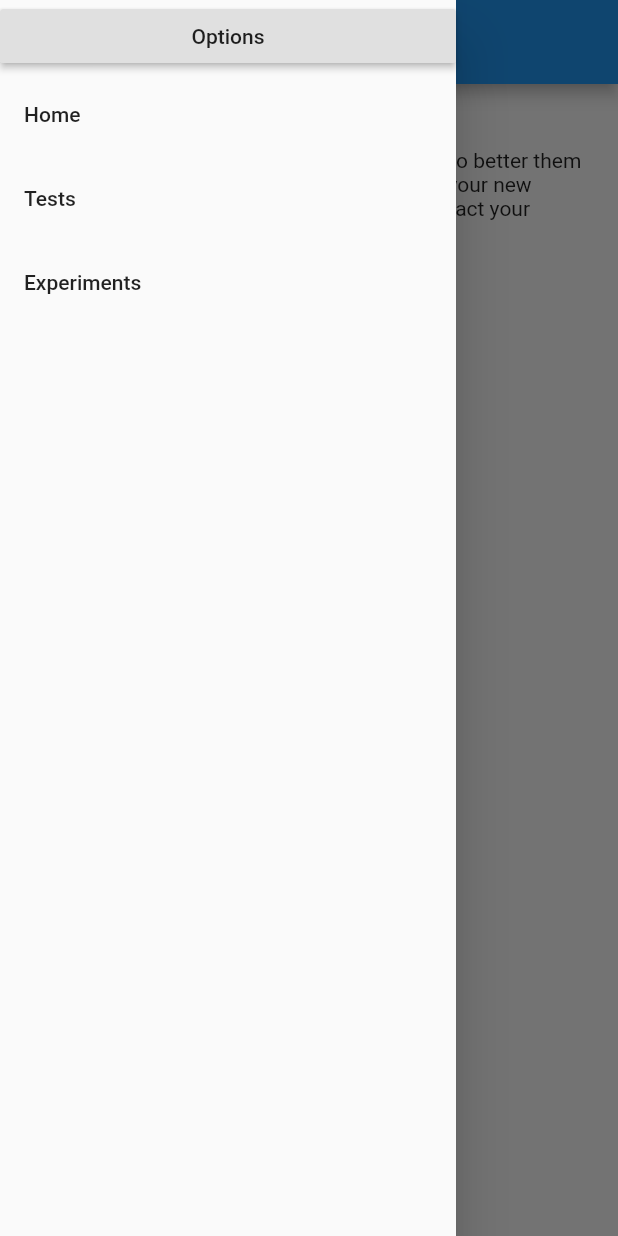
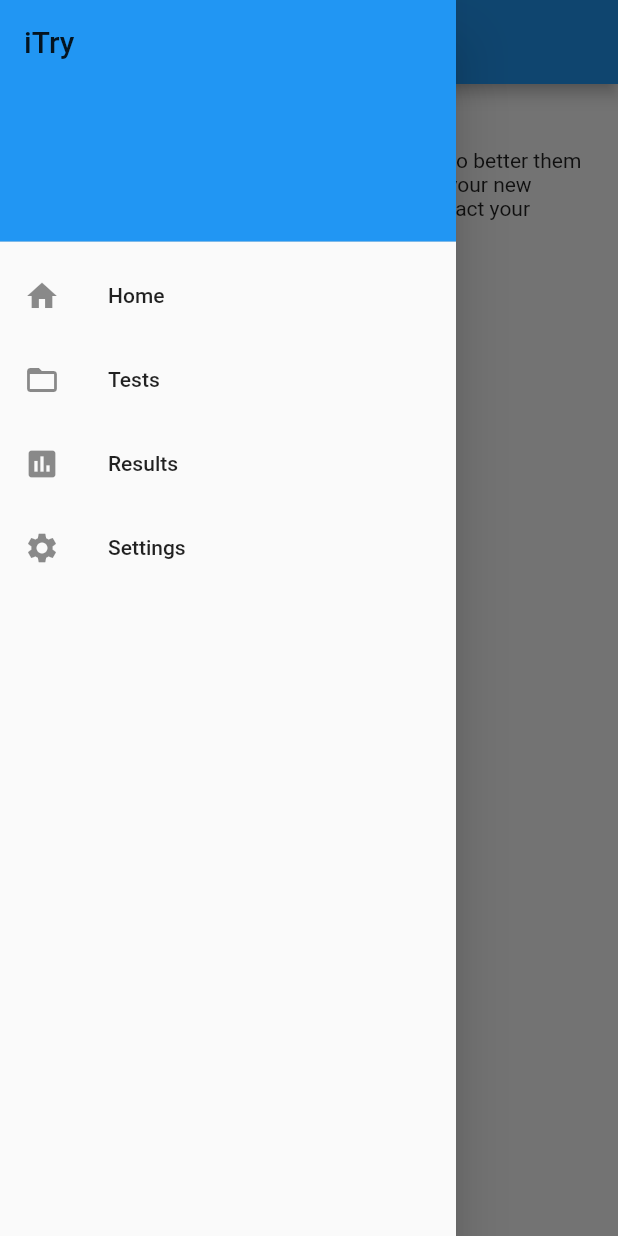
Before and after one commit to CyberzSentry/iTry, a Flutter app: the screen it shows after launch, with the side drawer open, on a phone screen of 412 x 824 dp. Run offline on Flutter 3.47's test engine with Material 2 defaults, Android fonts, the phone set to English and light mode, and no system bars; our stand-ins replace sqflite; accounts and stored records are empty.

Commit message:
Created sample test

```diff
--- /dev/null
+++ b/lib/fragments/drawer_fragment.dart
@@ -0,0 +1,55 @@
+import 'package:flutter/material.dart';
+import 'package:itry/pages/home_page.dart';
+import 'package:itry/pages/results_page.dart';
+import 'package:itry/pages/settings_page.dart';
+import 'package:itry/pages/tests_page.dart';
+
+class DrawerItem {
+  String title;
+  IconData icon;
+  String path;
+  DrawerItem(this.title, this.icon, this.path);
+}
+
+class DrawerFragment extends StatelessWidget {
+  final drawerItems = [
+    new DrawerItem(HomePage.title, HomePage.icon, HomePage.routeName),
+    new DrawerItem(TestsPage.title, TestsPage.icon, TestsPage.routeName),
+    new DrawerItem(ResultsPage.title, ResultsPage.icon, ResultsPage.routeName),
+    new DrawerItem(
+        SettingsPage.title, SettingsPage.icon, SettingsPage.routeName)
+  ];
+
+  @override
+  Widget build(BuildContext context) {
+    var drawerOptions = <Widget>[];
+
+    drawerOptions.add(
+      DrawerHeader(
+        decoration: BoxDecoration(
+          color: Colors.blue,
+        ),
+        child: Text(
+          "iTry",
+          style: TextStyle(fontSize: 20),
+        ),
+      ),
+    );
+
+    for (var i = 0; i < this.drawerItems.length; i++) {
+      var d = this.drawerItems[i];
+      drawerOptions.add(new ListTile(
+        leading: Icon(d.icon),
+        title: Text(d.title),
+        onTap: () => Navigator.pushReplacementNamed(context, d.path),
+      ));
+    }
+
+    return Drawer(
+      child: ListView(
+        padding: EdgeInsets.zero,
+        children: drawerOptions,
+      ),
+    );
+  }
+}
--- a/lib/main.dart
+++ b/lib/main.dart
@@ -1,5 +1,5 @@
 import 'package:flutter/material.dart';
-import 'package:itry/route_generator.dart';
+import 'package:itry/routing/routes.dart';
 
 void main() => runApp(MyApp());
 
@@ -12,7 +12,7 @@ class MyApp extends StatelessWidget {
         primarySwatch: Colors.blue,
       ),
       initialRoute: '/',
-      onGenerateRoute: RouteGenerator.generateRoute,
+      routes: routes,
     );
   }
 }
--- a/lib/options.dart
+++ /dev/null
@@ -1,19 +0,0 @@
-import 'package:flutter/material.dart';
-import 'package:itry/wrappers/menu_wrapper.dart';
-
-class Options extends StatefulWidget {
-  @override
-  _OptionsState createState() => _OptionsState();
-}
-
-class _OptionsState extends State<Options> {
-  @override
-  Widget build(BuildContext context) {
-    return MenuWrapper(
-      title: 'Options',
-      child: Center(
-        child: Text('Options'),
-      ),
-    );
-  }
-}
--- a/lib/home.dart
+++ b/lib/pages/home_page.dart
@@ -1,10 +1,16 @@
 import 'package:flutter/material.dart';
-import 'package:itry/wrappers/menu_wrapper.dart';
+import 'package:itry/fragments/drawer_fragment.dart';
+
+class DrawerItem {
+  String title;
+  IconData icon;
+  DrawerItem(this.title, this.icon);
+}
 
 class HomePage extends StatefulWidget {
-  HomePage({Key key, this.title}) : super(key: key);
-
-  final String title;
+  static const String routeName = '/';
+  static const String title = "Home";
+  static const IconData icon = Icons.home;
 
   @override
   _HomePageState createState() => _HomePageState();
@@ -13,9 +19,12 @@ class HomePage extends StatefulWidget {
 class _HomePageState extends State<HomePage> {
   @override
   Widget build(BuildContext context) {
-    return MenuWrapper(
-      title: 'Home',
-      child: Container(
+    return Scaffold(
+      appBar: AppBar(
+        title: Text(HomePage.title),
+      ),
+      drawer: DrawerFragment(),
+      body: Container(
         margin: EdgeInsets.all(10),
         child: Column(
           mainAxisAlignment: MainAxisAlignment.start,
--- /dev/null
+++ b/lib/pages/settings_page.dart
@@ -0,0 +1,26 @@
+import 'package:flutter/material.dart';
+import 'package:itry/fragments/drawer_fragment.dart';
+
+class SettingsPage extends StatefulWidget {
+  static const String routeName = '/settings';
+  static const String title = "Settings";
+  static const IconData icon = Icons.settings;
+
+  @override
+  _SettingsPageState createState() => _SettingsPageState();
+}
+
+class _SettingsPageState extends State<SettingsPage> {
+  @override
+  Widget build(BuildContext context) {
+    return Scaffold(
+      appBar: AppBar(
+        title: Text(SettingsPage.title),
+      ),
+      drawer: DrawerFragment(),
+      body: Center(
+        child: Text("settings"),
+      ),
+    );
+  }
+}
--- a/lib/route_generator.dart
+++ /dev/null
@@ -1,31 +0,0 @@
-import 'package:flutter/material.dart';
-import 'package:itry/home.dart';
-import 'package:itry/options.dart';
-
-class RouteGenerator {
-  static Route<dynamic> generateRoute(RouteSettings settings) {
-    final args = settings.arguments;
-
-    switch (settings.name) {
-      case '/':
-        return MaterialPageRoute(builder: (_) => HomePage());
-      case '/options':
-        return MaterialPageRoute(builder: (_) => Options());
-      default:
-        return _errorRoute();
-    }
-  }
-
-  static Route<dynamic> _errorRoute() {
-    return MaterialPageRoute(builder: (_) {
-      return Scaffold(
-        appBar: AppBar(
-          title: Text('Error'),
-        ),
-        body: Center(
-          child: Text('Error'),
-        ),
-      );
-    });
-  }
-}
--- /dev/null
+++ b/lib/routing/routes.dart
@@ -0,0 +1,14 @@
+import 'package:flutter/material.dart';
+import 'package:itry/pages/home_page.dart';
+import 'package:itry/pages/results_page.dart';
+import 'package:itry/pages/settings_page.dart';
+import 'package:itry/pages/tests/first_test_page.dart';
+import 'package:itry/pages/tests_page.dart';
+
+ var routes = <String, WidgetBuilder>{
+  HomePage.routeName : (context) => HomePage(),
+  ResultsPage.routeName : (context) => ResultsPage(),
+  SettingsPage.routeName : (context) => SettingsPage(),
+  TestsPage.routeName : (context) => TestsPage(),
+  FirstTestPage.routeName : (context) => FirstTestPage(),
+};
--- a/lib/wrappers/menu_wrapper.dart
+++ /dev/null
@@ -1,41 +0,0 @@
-import 'package:flutter/material.dart';
-
-class MenuWrapper extends StatelessWidget {
-  MenuWrapper({Key key, this.title, this.child}) : super(key: key);
-
-  final String title;
-  final Widget child;
-
-  @override
-  Widget build(BuildContext context) {
-    return Scaffold(
-      appBar: AppBar(
-        // Here we take the value from the MyHomePage object that was created by
-        // the App.build method, and use it to set our appbar title.
-        title: Text(title),
-      ),
-      drawer: Drawer(
-        child: ListView(
-          children: <Widget>[
-            RaisedButton(
-              child: Text('Options'),
-              onPressed: () {
-                Navigator.of(context).pushReplacementNamed('/options');
-              },
-            ),
-            ListTile(
-              title: Text('Home'),
-            ),
-            ListTile(
-              title: Text('Tests'),
-            ),
-            ListTile(
-              title: Text('Experiments'),
-            ),
-          ],
-        ),
-      ),
-      body: child,
-    );
-  }
-}
--- a/pubspec.yaml
+++ b/pubspec.yaml
@@ -23,6 +23,7 @@ dependencies:
   # The following adds the Cupertino Icons font to your application.
   # Use with the CupertinoIcons class for iOS style icons.
   cupertino_icons: ^0.1.2
+  sqflite: ^1.3.0
 
 dev_dependencies:
   flutter_test:
```
Also changed, not shown: lib/database/accessors/first_test_accessor.dart (added, +46 -0 lines), lib/database/database_provider.dart (added, +32 -0 lines), lib/database/models/first_test.dart (added, +38 -0 lines), lib/pages/results_page.dart (added, +56 -0 lines), lib/pages/tests/first_test_page.dart (added, +56 -0 lines), lib/pages/tests_page.dart (added, +40 -0 lines), pubspec.lock.
